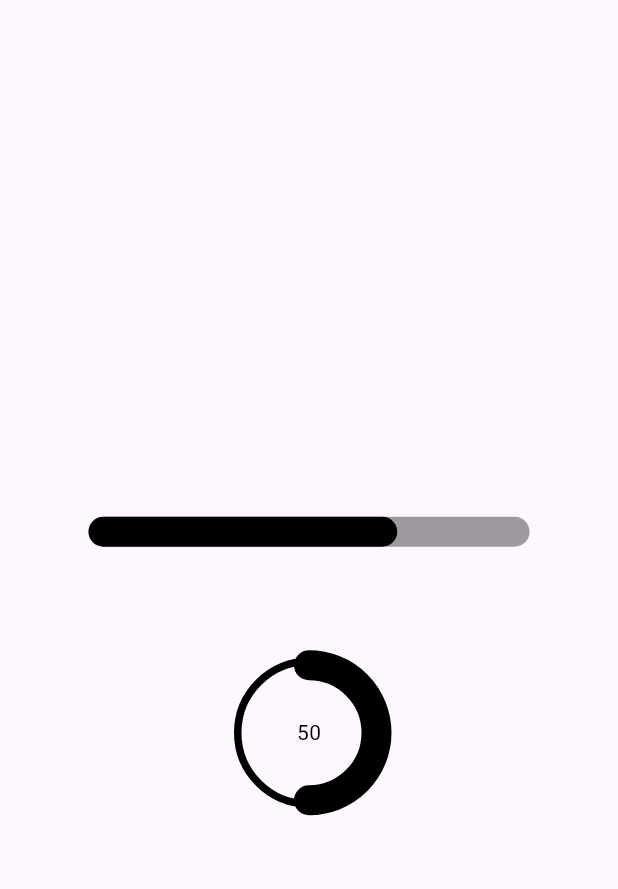
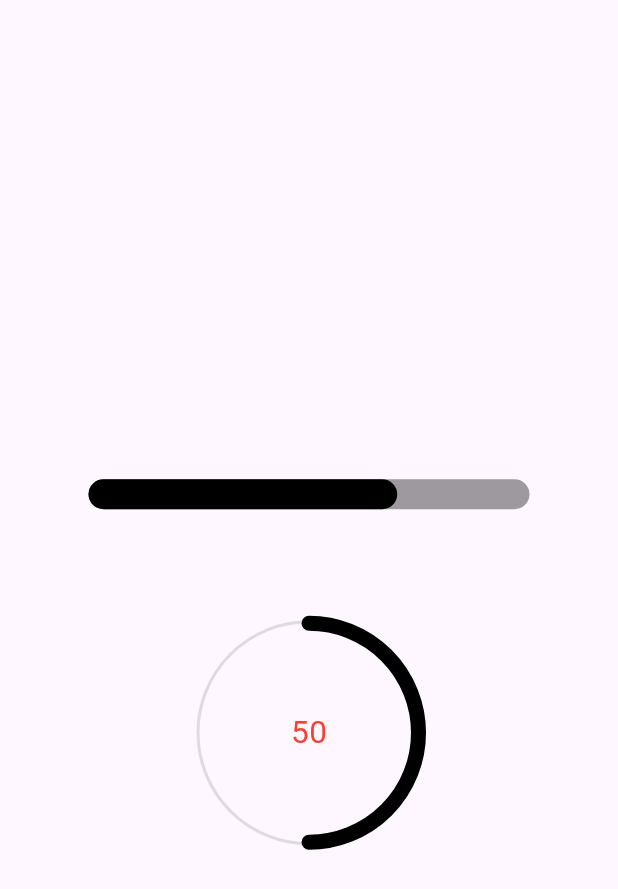
Before and after one commit to NicosNicolaou16/percentages_with_animation, a Flutter app: the screen it shows after launch, on a phone screen of 412 x 824 dp. Shown: the top 889 px of the screen. Run offline on Flutter 3.47's test engine with Material 3 defaults, Android fonts, the phone set to English and light mode, and no system bars.

Commit message:
more customization

```diff
--- a/example/lib/main.dart
+++ b/example/lib/main.dart
@@ -59,11 +59,14 @@ class _MyHomePageState extends State<MyHomePage> {
           const CircularPercentage(
             currentPercentage: 50,
             maxPercentage: 100,
-            height: 50,
-            heightPercentage: 50,
+            size: 150,
             duration: 2000,
-            strokeWidth: 20,
-            backgroundStrokeWidth: 5,
+            strokeWidth: 10,
+            backgroundStrokeWidth: 2,
+            textStyle: TextStyle(
+              color: Colors.red,
+              fontSize: 21,
+            ),
           )
         ],
       ),
--- a/lib/src/circlular_percentage.dart
+++ b/lib/src/circlular_percentage.dart
@@ -5,24 +5,26 @@ import 'package:percentages_with_animation/src/custom_widgets/border_painter.dar
 class CircularPercentage extends StatefulWidget {
   final double currentPercentage;
   final double maxPercentage;
-  final double height;
-  final double heightPercentage;
+  final double size;
   final double strokeWidth;
   final double backgroundStrokeWidth;
   final Color color;
+  final Color backgroundColor;
+  final TextStyle textStyle;
   final int? duration;
 
   const CircularPercentage({
     super.key,
     required this.currentPercentage,
     required this.maxPercentage,
-    required this.height,
-    required this.heightPercentage,
+    this.size = 100,
     required this.strokeWidth,
     required this.backgroundStrokeWidth,
     this.color = Colors.black,
+    this.backgroundColor = Colors.black12,
+    this.textStyle = const TextStyle(color: Colors.black),
     this.duration,
-  });
+  }) : assert(currentPercentage >= 0);
 
   @override
   State<CircularPercentage> createState() => _CircularPercentageState();
@@ -42,13 +44,14 @@ class _CircularPercentageState extends State<CircularPercentage> {
       ),
       builder: (context, value, _) {
         return Container(
-          width: 100,
-          height: 100,
+          width: widget.size,
+          height: widget.size,
           decoration: BoxDecoration(
             shape: BoxShape.circle,
             color: Colors.transparent,
             border: Border.all(
               width: widget.backgroundStrokeWidth,
+              color: widget.backgroundColor,
             ),
           ),
           child: CustomPaint(
@@ -60,7 +63,7 @@ class _CircularPercentageState extends State<CircularPercentage> {
             child: Center(
               child: Text(
                 (value * widget.maxPercentage).toInt().toString(),
-                style: const TextStyle(color: Colors.black),
+                style: widget.textStyle,
               ),
             ),
           ),
```
